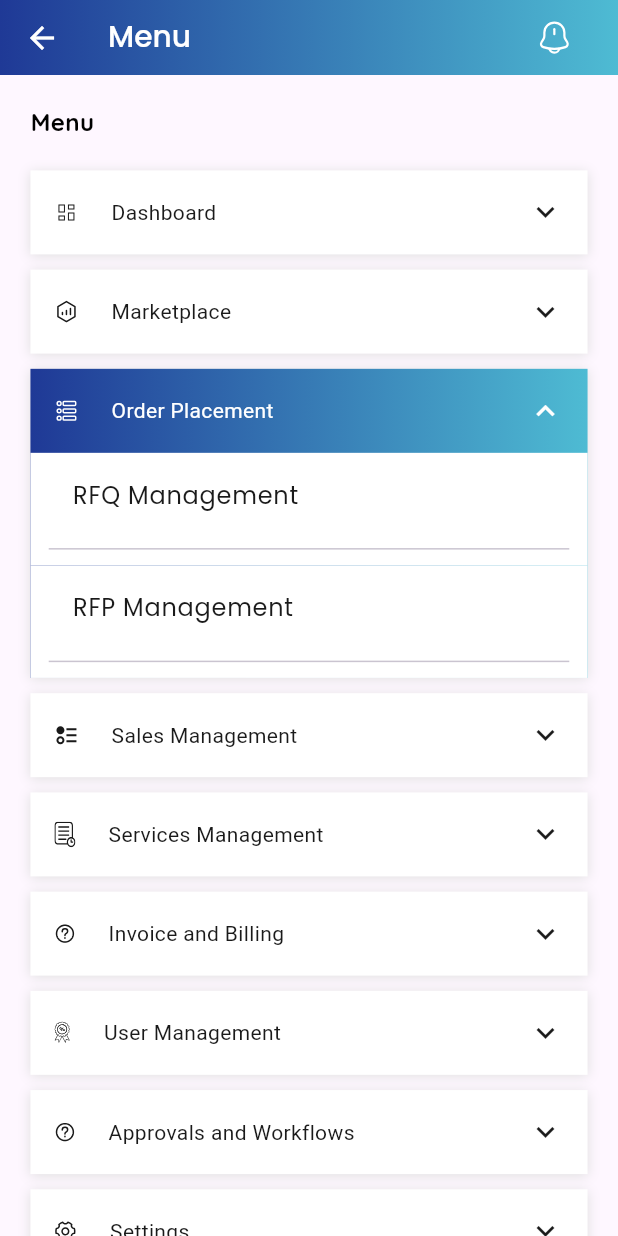
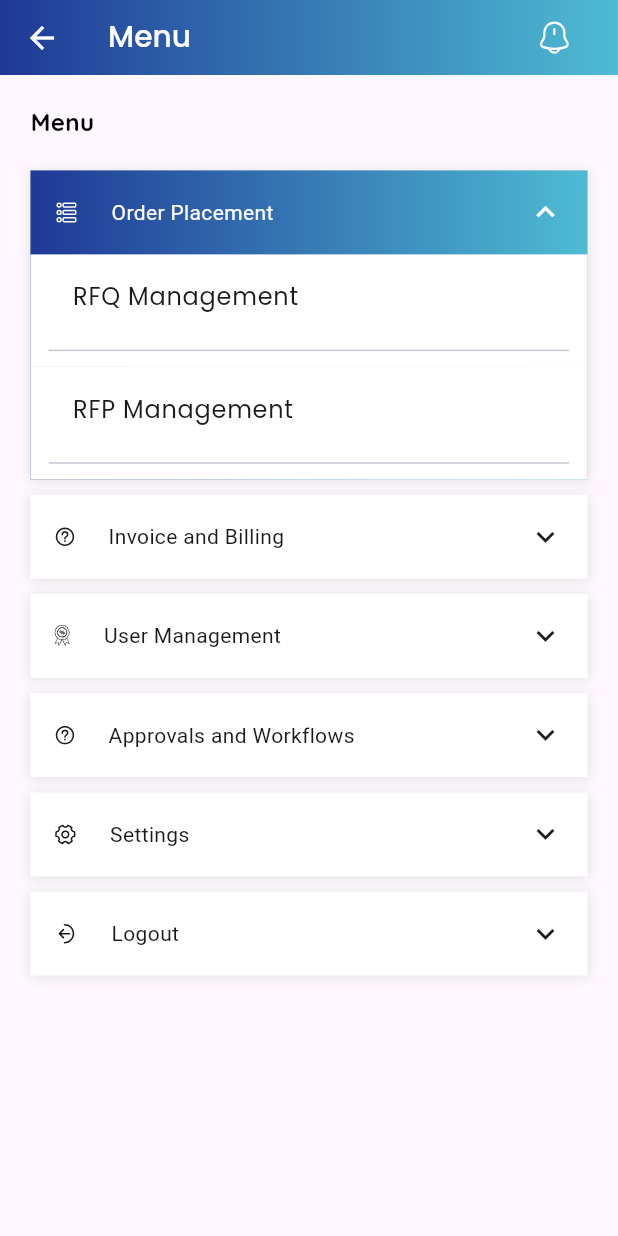
Before and after one commit to fuzail14/bussiness_owner-Jazalla-, a Flutter app: the Menu screen opened directly, after a tap on "Order Placement", on a phone screen of 412 x 824 dp. Run offline on Flutter 3.47's test engine with Material 3 defaults, Android fonts, the phone set to English and light mode, and no system bars; our stand-ins replace animate_do, auto_size_text, cached_network_image, country_picker, csc_picker, file_picker and 16 more; missing offline and left inert: app_settings, firebase_core_web, shared_preferences_web; accounts and stored records are empty; network calls fail; project files that could hold a hidden picture were left out.

Commit message:
new changes

```diff
--- a/lib/Module/BussinesCommunity/Detail/View/bussines_community_detail_page.dart
+++ b/lib/Module/BussinesCommunity/Detail/View/bussines_community_detail_page.dart
@@ -1103,7 +1103,7 @@ Widget _generalInfoCard(firstText, SecondText) {
 Widget customListItem(String leadingText, String trailingText, int index) {
   return Container(
     //width: 100,
-    height: 39.h,
+    //height: 39.h,
     padding: EdgeInsets.only(top: 12, left: 16, right: 20).r,
     margin: EdgeInsets.only(left: 1, top: 12).r,
     color: index % 2 == 0 ? Color(0xFFF9F9F9) : Color(0xFFFFFFFF),
--- a/lib/Module/BussinesCommunity/Main/View/bussines_communities_screen.dart
+++ b/lib/Module/BussinesCommunity/Main/View/bussines_communities_screen.dart
@@ -329,7 +329,7 @@ class BussinesCommunitiesScreen extends ConsumerWidget {
                             EdgeInsets.only(left: 20.w, right: 20.w, top: 20.h)
                                 .r,
                         padding: const EdgeInsets.only(
-                                left: 0, top: 18, right: 0, bottom: 10)
+                                left: 20, top: 18, right: 0, bottom: 10)
                             .r,
 
                         decoration: BoxDecoration(
--- a/lib/Module/Menu/Controller/menu_controller.dart
+++ b/lib/Module/Menu/Controller/menu_controller.dart
@@ -38,35 +38,35 @@ class MenuController extends StateNotifier<MenuState> {
 
   void loadMenuItems() {
     state = MenuState(menuItems: [
-      MenuItem(
-        title: 'Dashboard',
-        iconPath: 'assets/images/menu1.svg',
-        trailingIcon: SvgPicture.asset('assets/images/forward_arrow.svg'),
-      ),
-      MenuItem(
-        title: 'Marketplace',
-        iconPath: 'assets/images/menu2.svg',
-        trailingIcon: SvgPicture.asset('assets/images/forward_arrow.svg'),
-        //onTap: () {},
-      ),
+      // MenuItem(
+      //   title: 'Dashboard',
+      //   iconPath: 'assets/images/menu1.svg',
+      //   trailingIcon: SvgPicture.asset('assets/images/forward_arrow.svg'),
+      // ),
+      // MenuItem(
+      //   title: 'Marketplace',
+      //   iconPath: 'assets/images/menu2.svg',
+      //   trailingIcon: SvgPicture.asset('assets/images/forward_arrow.svg'),
+      //   //onTap: () {},
+      // ),
       MenuItem(
         title: 'Order Placement',
         iconPath: 'assets/images/menu3.svg',
         trailingIcon: SvgPicture.asset('assets/images/forward_arrow.svg'),
         //onTap: () {},
       ),
-      MenuItem(
-        title: 'Sales Management',
-        iconPath: 'assets/images/menu4.svg',
-        trailingIcon: SvgPicture.asset('assets/images/forward_arrow.svg'),
-        // onTap: () {},
-      ),
-      MenuItem(
-        title: 'Services Management',
-        iconPath: 'assets/images/menu5.svg',
-        trailingIcon: SvgPicture.asset('assets/images/forward_arrow.svg'),
-        //onTap: () {},
-      ),
+      // MenuItem(
+      //   title: 'Sales Management',
+      //   iconPath: 'assets/images/menu4.svg',
+      //   trailingIcon: SvgPicture.asset('assets/images/forward_arrow.svg'),
+      //   // onTap: () {},
+      // ),
+      // MenuItem(
+      //   title: 'Services Management',
+      //   iconPath: 'assets/images/menu5.svg',
+      //   trailingIcon: SvgPicture.asset('assets/images/forward_arrow.svg'),
+      //   //onTap: () {},
+      // ),
       MenuItem(
         title: 'Invoice and Billing',
         iconPath: 'assets/images/menu7.svg',
--- a/lib/Module/Menu/View/menu_screen.dart
+++ b/lib/Module/Menu/View/menu_screen.dart
@@ -121,25 +121,27 @@ class Menu extends ConsumerWidget {
           context.pushNamed(procurementRFPScreen, extra: person);
         }),
       ]);
-    } else if (item.title == 'Sales Management') {
-      children.addAll([
-        _buildListItem(context, 'RFI Management', () {
-          context.pushNamed(salesManagmentRFIScreen, extra: person);
-        }),
-        _buildListItem(context, 'RFQ Management', () {
-          context.pushNamed(salesManagmentRFQScreen, extra: person);
-        }),
-      ]);
-    } else if (item.title == 'Services Management') {
-      children.addAll([
-        _buildListItem(context, 'RFI Management', () {
-          context.pushNamed(serviceManagmentRFIScreen, extra: person);
-        }),
-        _buildListItem(context, 'RFP Management', () {
-          context.pushNamed(serviceManagmentRFPScreen, extra: person);
-        }),
-      ]);
     }
+    // else if (item.title == 'Sales Management') {
+    //   children.addAll([
+    //     _buildListItem(context, 'RFI Management', () {
+    //       context.pushNamed(salesManagmentRFIScreen, extra: person);
+    //     }),
+    //     _buildListItem(context, 'RFQ Management', () {
+    //       context.pushNamed(salesManagmentRFQScreen, extra: person);
+    //     }),
+    //   ]);
+    // }
+    // else if (item.title == 'Services Management') {
+    //   children.addAll([
+    //     _buildListItem(context, 'RFI Management', () {
+    //       context.pushNamed(serviceManagmentRFIScreen, extra: person);
+    //     }),
+    //     _buildListItem(context, 'RFP Management', () {
+    //       context.pushNamed(serviceManagmentRFPScreen, extra: person);
+    //     }),
+    //   ]);
+    // }
 
     return children;
   }
--- a/lib/Module/OnlineStore/RequestQuote/View/request_quote_page.dart
+++ b/lib/Module/OnlineStore/RequestQuote/View/request_quote_page.dart
@@ -592,7 +592,6 @@ class _RequestQuoteScreenState extends ConsumerState<RequestQuoteScreen> {
                                 controller:
                                     requestQuotecontroller.districtController,
 
-                                keyboardType: TextInputType.number,
                                 decoration: const InputDecoration(
                                   border: OutlineInputBorder(
                                       borderSide: BorderSide.none),
```
Also changed, not shown: lib/Constants/api_routes.dart (+7 -3 lines), 1 other file.
